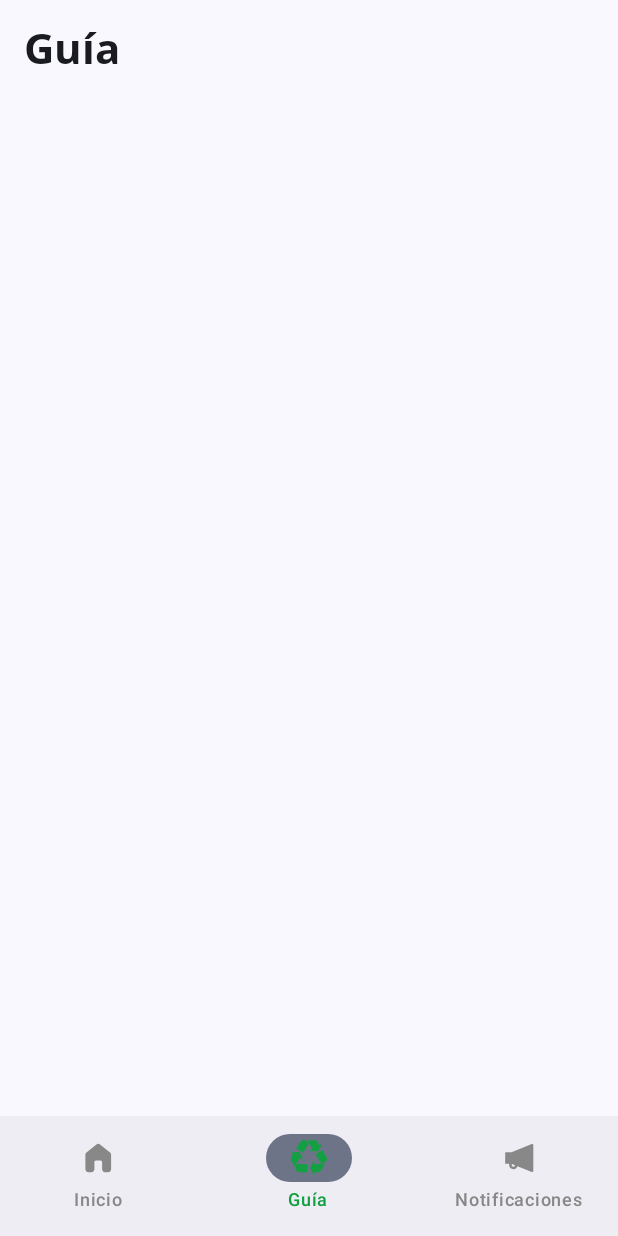
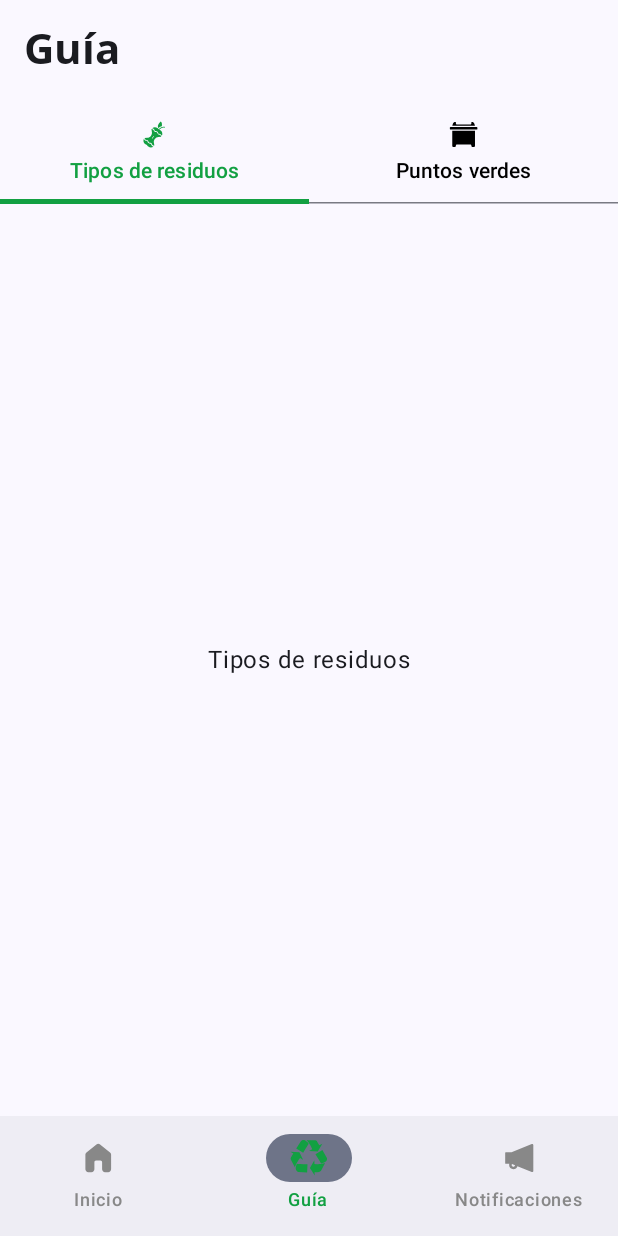
Before and after one commit to ahuamana/EcoDay, an Android app built with Jetpack Compose: the DashboardScreen screen opened through its navigation route, item 2 of the bottom bar chosen, on a phone screen of 412 x 824 dp. Run offline under Robolectric (Android 15) with nearby library versions, the phone set to English and light mode, and no system bars.

Commit message:
if applied this will integrate custom tabs in compose

```diff
--- a/app/src/main/java/com/ahuaman/ecoday/screens/GuideScreen.kt
+++ b/app/src/main/java/com/ahuaman/ecoday/screens/GuideScreen.kt
@@ -2,13 +2,23 @@ package com.ahuaman.ecoday.screens
 
 import androidx.compose.foundation.layout.Column
 import androidx.compose.runtime.Composable
+import androidx.compose.runtime.mutableIntStateOf
+import androidx.compose.runtime.remember
 import androidx.compose.ui.Modifier
 import androidx.compose.ui.tooling.preview.Preview
+import com.ahuaman.ecoday.screens.composables.TabRow
 
 @Composable
 fun GuideScreen(modifier: Modifier = Modifier) {
+    /*val tabs = listOf(
+        //TabItem(icon = Icons.Default.Home, text = "Tipos de residuos"),
+        //TabItem(icon = Icons.Default.Settings, text = "Puntos verdes")
+    )*/
+    val selectedIndex = remember { mutableIntStateOf(0) }
+
+
     Column(modifier = modifier) {
-
+        TabRow()
     }
 }
 
--- /dev/null
+++ b/app/src/main/java/com/ahuaman/ecoday/screens/composables/CustomTabBarWithIconAndText.kt
@@ -0,0 +1,110 @@
+package com.ahuaman.ecoday.screens.composables
+
+import androidx.compose.foundation.clickable
+import androidx.compose.foundation.layout.Arrangement
+import androidx.compose.foundation.layout.Box
+import androidx.compose.foundation.layout.Column
+import androidx.compose.foundation.layout.Row
+import androidx.compose.foundation.layout.Spacer
+import androidx.compose.foundation.layout.fillMaxSize
+import androidx.compose.foundation.layout.fillMaxWidth
+import androidx.compose.foundation.layout.height
+import androidx.compose.foundation.layout.padding
+import androidx.compose.foundation.layout.width
+import androidx.compose.foundation.pager.HorizontalPager
+import androidx.compose.foundation.pager.rememberPagerState
+import androidx.compose.material.icons.Icons
+import androidx.compose.material.icons.filled.Home
+import androidx.compose.material.icons.filled.Settings
+import androidx.compose.material.icons.filled.ShoppingCart
+import androidx.compose.material.icons.outlined.Home
+import androidx.compose.material.icons.outlined.Settings
+import androidx.compose.material.icons.outlined.ShoppingCart
+import androidx.compose.material3.Icon
+import androidx.compose.material3.MaterialTheme
+import androidx.compose.material3.Tab
+import androidx.compose.material3.TabRow
+import androidx.compose.material3.TabRowDefaults
+import androidx.compose.material3.TabRowDefaults.tabIndicatorOffset
+import androidx.compose.material3.Text
+import androidx.compose.runtime.Composable
+import androidx.compose.runtime.LaunchedEffect
+import androidx.compose.runtime.getValue
+import androidx.compose.runtime.mutableIntStateOf
+import androidx.compose.runtime.remember
+import androidx.compose.runtime.setValue
+import androidx.compose.ui.Alignment
+import androidx.compose.ui.Modifier
+import androidx.compose.ui.graphics.Color
+import androidx.compose.ui.graphics.vector.ImageVector
+import androidx.compose.ui.res.colorResource
+import androidx.compose.ui.res.painterResource
+import androidx.compose.ui.unit.dp
+import com.ahuaman.ecoday.R
+
+@Composable
+fun TabRow() {
+    var selectedTabIndex by remember { mutableIntStateOf(0) }
+
+    val tabItem = listOf(
+        TabItem(title = "Tipos de residuos", unSelectedItem = R.drawable.ic_type_wasted, selectedIcon =  R.drawable.ic_type_wasted),
+        TabItem(title = "Puntos verdes", unSelectedItem = R.drawable.ic_green_points, selectedIcon = R.drawable.ic_green_points)
+    )
+
+    val pagerState = rememberPagerState {
+        tabItem.size
+    }
+
+    LaunchedEffect(key1 = selectedTabIndex) {
+        pagerState.animateScrollToPage(selectedTabIndex)
+    }
+
+    LaunchedEffect(key1 = pagerState.currentPage, pagerState.isScrollInProgress) {
+        if (!pagerState.isScrollInProgress)
+            selectedTabIndex = pagerState.currentPage
+    }
+
+    Column(modifier = Modifier.fillMaxWidth()) {
+
+        TabRow(selectedTabIndex = selectedTabIndex, indicator = { tabPositions->
+            if (selectedTabIndex < tabPositions. size) {
+                TabRowDefaults. SecondaryIndicator(
+                    Modifier.tabIndicatorOffset(tabPositions[selectedTabIndex]),
+                    color = colorResource(id = R.color.green_primary),
+                )
+            }
+        }) {
+
+            tabItem.forEachIndexed { index, tabItem ->
+
+                val resource = if (index == selectedTabIndex) {
+                    painterResource(id = tabItem.selectedIcon)
+                } else painterResource(id = tabItem.unSelectedItem)
+
+                val isSelected = selectedTabIndex == index
+
+                Tab(
+                    selected = index == selectedTabIndex,
+                    onClick = { selectedTabIndex = index },
+                    text = { Text(text = tabItem.title, color = if(isSelected) colorResource(id = R.color.green_primary) else Color.Black) },
+                    icon = { Icon( painter = resource, contentDescription = tabItem.title, tint = if(isSelected) colorResource(id = R.color.green_primary) else Color.Black) }
+                )
+            }
+        }
+
+        HorizontalPager(
+            state = pagerState, modifier = Modifier
+                .fillMaxWidth()
+                .weight(1f)
+        ) { index ->
+            Box(modifier = Modifier.fillMaxSize(), contentAlignment = Alignment.Center) {
+                Text(text = tabItem[index].title)
+            }
+        }
+    }
+}
+
+// Data Class to handle items
+data class TabItem(
+    val title: String, val unSelectedItem: Int, val selectedIcon: Int
+)
--- /dev/null
+++ b/app/src/main/java/com/ahuaman/ecoday/screens/tabs/GreenPointsScreen.kt
@@ -0,0 +1,19 @@
+package com.ahuaman.ecoday.screens.tabs
+
+import androidx.compose.foundation.layout.Column
+import androidx.compose.runtime.Composable
+import androidx.compose.ui.Modifier
+import androidx.compose.ui.tooling.preview.Preview
+
+@Composable
+fun GreenPointsScreen(modifier: Modifier = Modifier) {
+    Column(modifier = modifier) {
+
+    }
+}
+
+@Preview
+@Composable
+private fun GreenPointsScreenPrev() {
+    GreenPointsScreen()
+}
--- /dev/null
+++ b/app/src/main/java/com/ahuaman/ecoday/screens/tabs/TypeWasteScreen.kt
@@ -0,0 +1,19 @@
+package com.ahuaman.ecoday.screens.tabs
+
+import androidx.compose.foundation.layout.Column
+import androidx.compose.runtime.Composable
+import androidx.compose.ui.Modifier
+import androidx.compose.ui.tooling.preview.Preview
+
+@Composable
+fun TypeWasteScreen(modifier: Modifier = Modifier) {
+    Column(modifier = modifier) {
+
+    }
+}
+
+@Preview
+@Composable
+private fun TypeWasteScreenPrev() {
+    TypeWasteScreen()
+}
--- /dev/null
+++ b/app/src/main/res/drawable/ic_green_points.xml
@@ -0,0 +1,15 @@
+<vector xmlns:android="http://schemas.android.com/apk/res/android"
+    android:width="19dp"
+    android:height="18dp"
+    android:viewportWidth="19"
+    android:viewportHeight="18">
+  <path
+      android:pathData="M17.323,6.5H2.178V16.5C2.178,16.96 2.534,17.333 2.975,17.333H3.772C4.212,17.333 4.569,16.96 4.569,16.5C4.569,16.04 4.926,15.667 5.366,15.667H14.134C14.574,15.667 14.931,16.04 14.931,16.5C14.931,16.96 15.288,17.333 15.728,17.333H16.525C16.966,17.333 17.323,16.96 17.323,16.5V6.5Z"
+      android:fillColor="#000000"/>
+  <path
+      android:pathData="M0.583,4.417C0.583,4.187 0.762,4 0.982,4H18.518C18.738,4 18.917,4.187 18.917,4.417V5.25C18.917,5.48 18.738,5.667 18.518,5.667H0.982C0.762,5.667 0.583,5.48 0.583,5.25V4.417Z"
+      android:fillColor="#000000"/>
+  <path
+      android:pathData="M17.323,3.167H2.178L2.611,1.806C2.828,1.126 3.437,0.667 4.124,0.667H4.569V1.5C4.569,1.96 4.926,2.333 5.366,2.333H14.134C14.574,2.333 14.931,1.96 14.931,1.5V0.667H15.376C16.063,0.667 16.672,1.126 16.889,1.806L17.323,3.167Z"
+      android:fillColor="#000000"/>
+</vector>
--- /dev/null
+++ b/app/src/main/res/drawable/ic_type_wasted.xml
@@ -0,0 +1,19 @@
+<vector xmlns:android="http://schemas.android.com/apk/res/android"
+    android:width="16dp"
+    android:height="18dp"
+    android:viewportWidth="16"
+    android:viewportHeight="18">
+  <path
+      android:pathData="M3.659,13.596C3.617,13.378 3.414,13.221 3.193,13.233C2.734,13.259 2.284,13.135 1.914,12.847C1.595,12.598 1.38,12.26 1.271,11.882C0.65,13.051 0.945,14.538 2.033,15.386C2.425,15.692 2.873,15.878 3.331,15.949C3.512,16.376 3.801,16.765 4.193,17.071C5.257,17.9 6.727,17.846 7.71,17.014C7.374,16.976 7.052,16.853 6.775,16.637C6.406,16.349 6.176,15.942 6.089,15.492C6.047,15.274 5.845,15.116 5.623,15.128C5.165,15.154 4.714,15.03 4.345,14.742C3.976,14.454 3.745,14.047 3.659,13.596Z"
+      android:fillColor="#1F2024"/>
+  <path
+      android:pathData="M11.05,4.752C11.396,4.308 12.314,3.428 13.216,3.458C13.381,2.721 13.478,1.062 12.541,0.332C11.51,1.16 9.768,3.202 11.05,4.752Z"
+      android:fillColor="#1F2024"/>
+  <path
+      android:pathData="M12.832,4.837C12.279,5.137 11.805,5.549 11.475,5.905C11.832,5.999 12.177,6.166 12.487,6.408C13.575,7.256 13.87,8.743 13.249,9.912C13.14,9.534 12.925,9.196 12.606,8.948C12.236,8.66 11.786,8.536 11.327,8.561C11.106,8.574 10.903,8.416 10.861,8.198C10.775,7.747 10.544,7.34 10.175,7.052C9.806,6.764 9.355,6.64 8.897,6.666C8.675,6.678 8.473,6.52 8.431,6.302C8.344,5.852 8.114,5.445 7.745,5.157C7.468,4.941 7.146,4.818 6.81,4.78C7.793,3.948 9.263,3.894 10.326,4.723C10.623,4.954 10.86,5.232 11.036,5.538C11.408,5.132 11.945,4.663 12.578,4.319C13.379,3.883 14.365,3.632 15.365,4.003L15.139,4.56C14.343,4.264 13.539,4.452 12.832,4.837Z"
+      android:fillColor="#1F2024"/>
+  <path
+      android:pathData="M6.985,5.545L6.28,5.392L6.6,7.253C6.927,9.156 5.49,10.999 3.565,11.145L1.682,11.289L2.003,11.935C2.189,12.311 2.553,12.559 2.973,12.597L3.164,12.615C3.595,12.654 3.965,12.913 4.148,13.304L4.382,13.806C4.546,14.157 4.863,14.404 5.243,14.478L5.754,14.576C6.195,14.661 6.547,14.979 6.678,15.412L6.686,15.437C6.814,15.859 7.152,16.173 7.581,16.267L8.253,16.413L7.933,14.551C7.606,12.649 9.043,10.806 10.968,10.659L12.852,10.516L12.546,9.9C12.351,9.507 11.964,9.255 11.523,9.234L11.497,9.232C11.045,9.21 10.651,8.947 10.461,8.54L10.241,8.069C10.077,7.718 9.76,7.471 9.38,7.397L8.835,7.292C8.413,7.21 8.071,6.915 7.928,6.506L7.864,6.325C7.725,5.927 7.396,5.635 6.985,5.545ZM8.069,10.152L7.799,9.941L6.538,11.558L6.808,11.769L8.069,10.152Z"
+      android:fillColor="#1F2024"
+      android:fillType="evenOdd"/>
+</vector>
```
